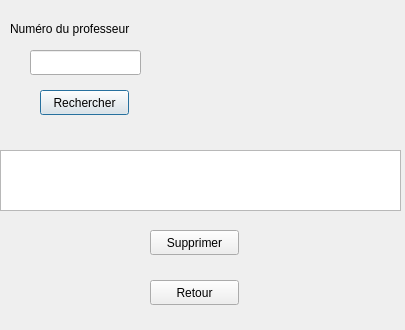
Before: the Qt Designer form c++_oussa/Professeur_UI/supprimerprofesseur.ui in khadimkasse/projet_cpp_ndeye, drawn with Qt 5.
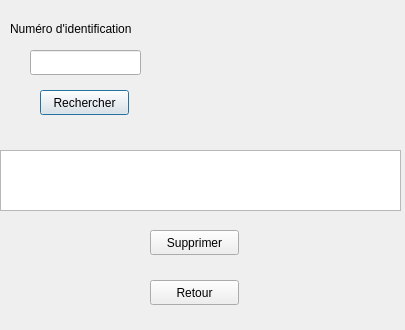
After: the same form once the commit is applied.

```diff
--- a/c++_oussa/Professeur_UI/supprimerprofesseur.ui
+++ b/c++_oussa/Professeur_UI/supprimerprofesseur.ui
@@ -62,7 +62,7 @@
     </rect>
    </property>
    <property name="text">
-    <string>Numéro du professeur</string>
+    <string>Numéro d'identification</string>
    </property>
   </widget>
   <widget class="QLineEdit" name="lineEdit">
```
